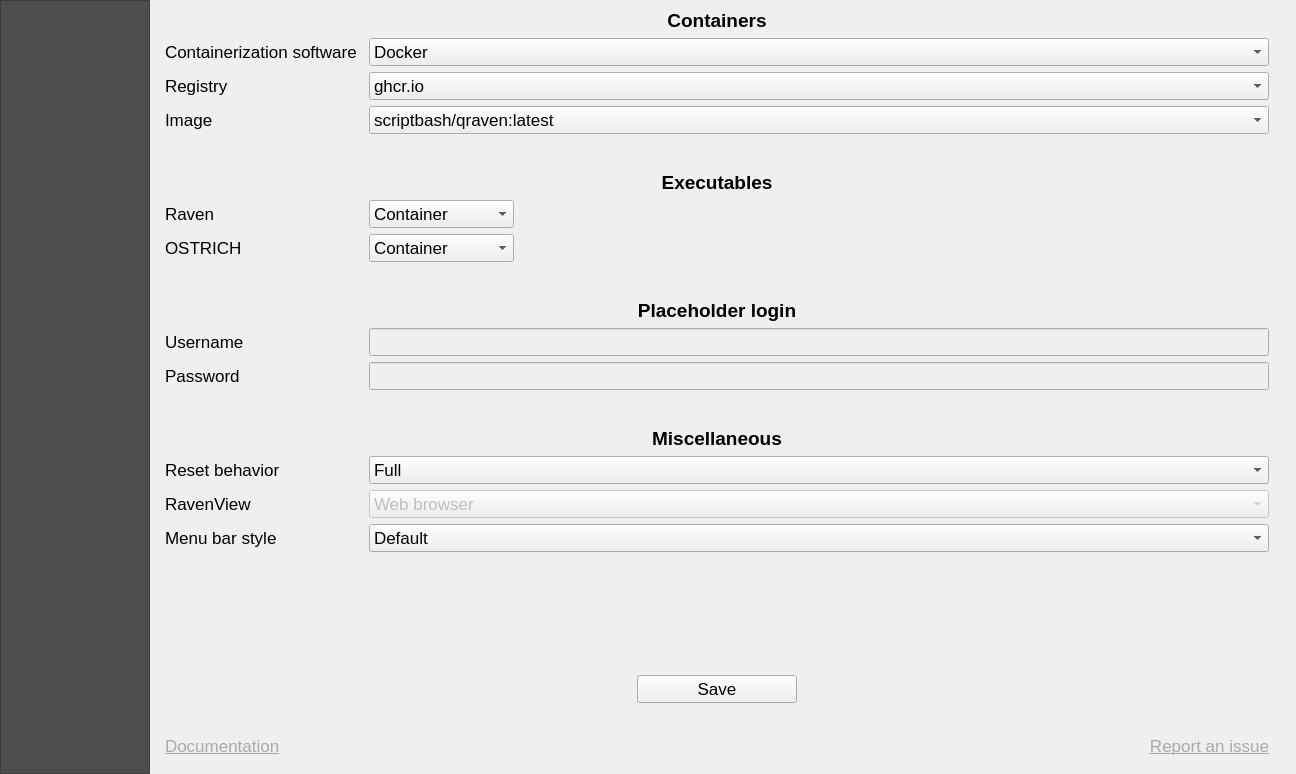
Old version of the form qraven/qraven_dialog_base.ui in the repository Scriptbash/QRaven.
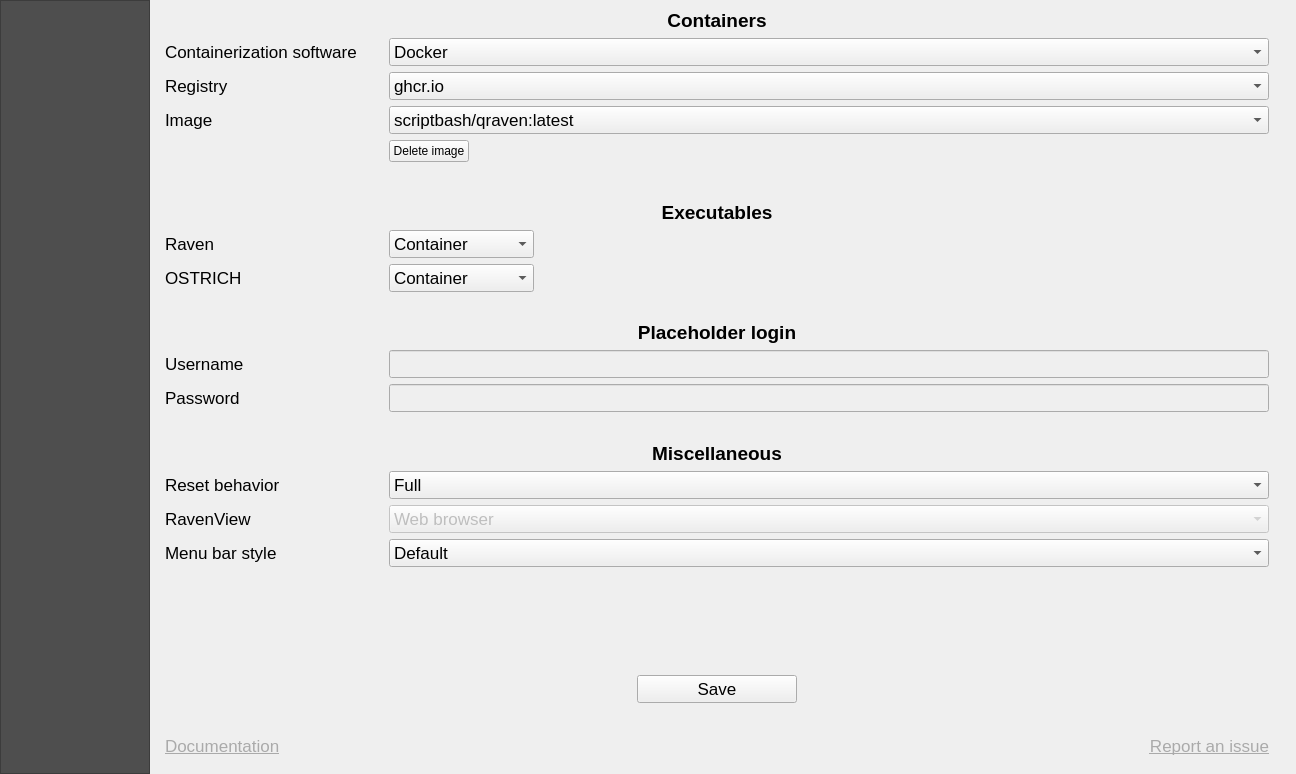
New version of the form. The open tabs and pages were chosen to show the change. Icons and pictures are not drawn. Custom widgets are drawn as their Qt base class.

Commit message: Move delete image button in settings

Patch:
```diff
--- a/qraven/qraven_dialog_base.ui
+++ b/qraven/qraven_dialog_base.ui
@@ -3919,19 +3919,6 @@
               </widget>
              </item>
              <item row="0" column="2">
-              <widget class="QPushButton" name="btn_dockerrm">
-               <property name="minimumSize">
-                <size>
-                 <width>180</width>
-                 <height>0</height>
-                </size>
-               </property>
-               <property name="text">
-                <string>Delete image</string>
-               </property>
-              </widget>
-             </item>
-             <item row="0" column="1">
               <spacer name="horizontalSpacer_7">
                <property name="orientation">
                 <enum>Qt::Horizontal</enum>
@@ -6432,47 +6419,89 @@
           <item row="0" column="0">
            <widget class="QWidget" name="widget_10" native="true">
             <layout class="QGridLayout" name="gridLayout_44">
-             <item row="19" column="0">
+             <item row="22" column="0">
               <widget class="QLabel" name="label_66">
                <property name="text">
                 <string>Menu bar style</string>
                </property>
               </widget>
              </item>
-             <item row="13" column="0">
-              <widget class="QLabel" name="label_217">
+             <item row="8" column="0" colspan="3">
+              <widget class="QLabel" name="label_115">
+               <property name="font">
+                <font>
+                 <pointsize>14</pointsize>
+                 <weight>75</weight>
+                 <bold>true</bold>
+                </font>
+               </property>
                <property name="text">
-                <string>Username</string>
+                <string>Executables</string>
                </property>
+               <property name="alignment">
+                <set>Qt::AlignCenter</set>
+               </property>
               </widget>
              </item>
-             <item row="4" column="0">
-              <spacer name="verticalSpacer_6">
-               <property name="orientation">
-                <enum>Qt::Vertical</enum>
+             <item row="17" column="0">
+              <widget class="QLabel" name="label_218">
+               <property name="text">
+                <string>Password</string>
                </property>
-               <property name="sizeHint" stdset="0">
-                <size>
-                 <width>20</width>
-                 <height>40</height>
-                </size>
+              </widget>
+             </item>
+             <item row="21" column="2">
+              <widget class="QComboBox" name="combo_rvnviewintegration">
+               <property name="enabled">
+                <bool>false</bool>
                </property>
-              </spacer>
+               <item>
+                <property name="text">
+                 <string>Web browser</string>
+                </property>
+               </item>
+               <item>
+                <property name="text">
+                 <string>Integrated</string>
+                </property>
+               </item>
+              </widget>
              </item>
-             <item row="22" column="2">
-              <spacer name="verticalSpacer_2">
-               <property name="orientation">
-                <enum>Qt::Vertical</enum>
+             <item row="20" column="0">
+              <widget class="QLabel" name="label_71">
+               <property name="text">
+                <string>Reset behavior</string>
                </property>
-               <property name="sizeHint" stdset="0">
-                <size>
-                 <width>20</width>
-                 <height>40</height>
-                </size>
+              </widget>
+             </item>
+             <item row="23" column="0" colspan="3">
+              <widget class="QLabel" name="lbl_restartrequired">
+               <property name="styleSheet">
+                <string notr="true">color : red;font-weight: bold;</string>
                </property>
-              </spacer>
+               <property name="text">
+                <string/>
+               </property>
+               <property name="alignment">
+                <set>Qt::AlignCenter</set>
+               </property>
+              </widget>
              </item>
-             <item row="6" column="2">
+             <item row="2" column="0">
+              <widget class="QLabel" name="label_111">
+               <property name="text">
+                <string>Registry</string>
+               </property>
+              </widget>
+             </item>
+             <item row="1" column="0">
+              <widget class="QLabel" name="label_216">
+               <property name="text">
+                <string>Containerization software</string>
+               </property>
+              </widget>
+             </item>
+             <item row="9" column="2">
               <widget class="QWidget" name="widget_7" native="true">
                <layout class="QGridLayout" name="gridLayout_25">
                 <property name="leftMargin">
@@ -6531,21 +6560,7 @@
                </layout>
               </widget>
              </item>
-             <item row="1" column="2">
-              <widget class="QComboBox" name="combo_container">
-               <item>
-                <property name="text">
-                 <string>Docker</string>
-                </property>
-               </item>
-               <item>
-                <property name="text">
-                 <string>Podman</string>
-                </property>
-               </item>
-              </widget>
-             </item>
-             <item row="25" column="2">
+             <item row="28" column="2">
               <spacer name="verticalSpacer_7">
                <property name="orientation">
                 <enum>Qt::Vertical</enum>
@@ -6558,76 +6573,38 @@
                </property>
               </spacer>
              </item>
+             <item row="16" column="2">
+              <widget class="QLineEdit" name="txt_casparusername">
+               <property name="enabled">
+                <bool>false</bool>
+               </property>
+              </widget>
+             </item>
+             <item row="22" column="2">
+              <widget class="QComboBox" name="combo_menubar">
+               <item>
+                <property name="text">
+                 <string>Default</string>
+                </property>
+               </item>
+               <item>
+                <property name="text">
+                 <string>Collapsed</string>
+                </property>
+               </item>
+              </widget>
+             </item>
              <item row="17" column="2">
-              <widget class="QComboBox" name="combo_resetmode">
-               <item>
-                <property name="text">
-                 <string>Full</string>
-                </property>
-               </item>
-               <item>
-                <property name="text">
-                 <string>Partial</string>
-                </property>
-               </item>
-              </widget>
-             </item>
-             <item row="20" column="0" colspan="3">
-              <widget class="QLabel" name="lbl_restartrequired">
-               <property name="styleSheet">
-                <string notr="true">color : red;font-weight: bold;</string>
+              <widget class="QLineEdit" name="txt_casparpassword">
+               <property name="enabled">
+                <bool>false</bool>
                </property>
-               <property name="text">
-                <string/>
+               <property name="echoMode">
+                <enum>QLineEdit::PasswordEchoOnEdit</enum>
                </property>
-               <property name="alignment">
-                <set>Qt::AlignCenter</set>
-               </property>
               </widget>
              </item>
-             <item row="3" column="0">
-              <widget class="QLabel" name="label_64">
-               <property name="text">
-                <string>Image</string>
-               </property>
-              </widget>
-             </item>
-             <item row="6" column="0">
-              <widget class="QLabel" name="label_113">
-               <property name="text">
-                <string>Raven</string>
-               </property>
-              </widget>
-             </item>
-             <item row="18" column="0">
-              <widget class="QLabel" name="label_112">
-               <property name="text">
-                <string>RavenView</string>
-               </property>
-              </widget>
-             </item>
-             <item row="7" column="0">
-              <widget class="QLabel" name="label_114">
-               <property name="text">
-                <string>OSTRICH</string>
-               </property>
-              </widget>
-             </item>
-             <item row="2" column="0">
-              <widget class="QLabel" name="label_111">
-               <property name="text">
-                <string>Registry</string>
-               </property>
-              </widget>
-             </item>
-             <item row="14" column="0">
-              <widget class="QLabel" name="label_218">
-               <property name="text">
-                <string>Password</string>
-               </property>
-              </widget>
-             </item>
-             <item row="11" column="0" colspan="3">
+             <item row="14" column="0" colspan="3">
               <widget class="QLabel" name="label_63">
                <property name="font">
                 <font>
@@ -6644,7 +6621,24 @@
                </property>
               </widget>
              </item>
-             <item row="15" column="0">
+             <item row="10" column="0">
+              <widget class="QLabel" name="label_114">
+               <property name="text">
+                <string>OSTRICH</string>
+               </property>
+              </widget>
+             </item>
+             <item row="26" column="0" colspan="3">
+              <widget class="QLabel" name="lbl_update">
+               <property name="text">
+                <string/>
+               </property>
+               <property name="alignment">
+                <set>Qt::AlignCenter</set>
+               </property>
+              </widget>
+             </item>
+             <item row="18" column="0">
               <spacer name="verticalSpacer_9">
                <property name="orientation">
                 <enum>Qt::Vertical</enum>
@@ -6657,11 +6651,45 @@
                </property>
               </spacer>
              </item>
-             <item row="1" column="0">
-              <widget class="QLabel" name="label_216">
-               <property name="text">
-                <string>Containerization software</string>
+             <item row="13" column="0">
+              <spacer name="verticalSpacer_8">
+               <property name="orientation">
+                <enum>Qt::Vertical</enum>
                </property>
+               <property name="sizeHint" stdset="0">
+                <size>
+                 <width>20</width>
+                 <height>40</height>
+                </size>
+               </property>
+              </spacer>
+             </item>
+             <item row="20" column="2">
+              <widget class="QComboBox" name="combo_resetmode">
+               <item>
+                <property name="text">
+                 <string>Full</string>
+                </property>
+               </item>
+               <item>
+                <property name="text">
+                 <string>Partial</string>
+                </property>
+               </item>
+              </widget>
+             </item>
+             <item row="2" column="2">
+              <widget class="QComboBox" name="combo_registry">
+               <item>
+                <property name="text">
+                 <string>ghcr.io</string>
+                </property>
+               </item>
+               <item>
+                <property name="text">
+                 <string>docker.io</string>
+                </property>
+               </item>
               </widget>
              </item>
              <item row="0" column="0" colspan="3">
@@ -6682,41 +6710,21 @@
                </property>
               </widget>
              </item>
-             <item row="19" column="2">
-              <widget class="QComboBox" name="combo_menubar">
-               <item>
-                <property name="text">
-                 <string>Default</string>
-                </property>
-               </item>
-               <item>
-                <property name="text">
-                 <string>Collapsed</string>
-                </property>
-               </item>
-              </widget>
-             </item>
-             <item row="23" column="0" colspan="3">
-              <widget class="QLabel" name="lbl_update">
+             <item row="9" column="0">
+              <widget class="QLabel" name="label_113">
                <property name="text">
-                <string/>
+                <string>Raven</string>
                </property>
-               <property name="alignment">
-                <set>Qt::AlignCenter</set>
-               </property>
               </widget>
              </item>
-             <item row="14" column="2">
-              <widget class="QLineEdit" name="txt_casparpassword">
-               <property name="enabled">
-                <bool>false</bool>
+             <item row="16" column="0">
+              <widget class="QLabel" name="label_217">
+               <property name="text">
+                <string>Username</string>
                </property>
-               <property name="echoMode">
-                <enum>QLineEdit::PasswordEchoOnEdit</enum>
-               </property>
               </widget>
              </item>
-             <item row="16" column="0" colspan="3">
+             <item row="19" column="0" colspan="3">
               <widget class="QLabel" name="label_65">
                <property name="font">
                 <font>
@@ -6733,23 +6741,6 @@
                </property>
               </widget>
              </item>
-             <item row="18" column="2">
-              <widget class="QComboBox" name="combo_rvnviewintegration">
-               <property name="enabled">
-                <bool>false</bool>
-               </property>
-               <item>
-                <property name="text">
-                 <string>Web browser</string>
-                </property>
-               </item>
-               <item>
-                <property name="text">
-                 <string>Integrated</string>
-                </property>
-               </item>
-              </widget>
-             </item>
              <item row="3" column="2">
               <widget class="QComboBox" name="combo_dockerimage">
                <item>
@@ -6764,21 +6755,41 @@
                </item>
               </widget>
              </item>
-             <item row="13" column="2">
-              <widget class="QLineEdit" name="txt_casparusername">
-               <property name="enabled">
-                <bool>false</bool>
-               </property>
-              </widget>
-             </item>
-             <item row="17" column="0">
-              <widget class="QLabel" name="label_71">
+             <item row="21" column="0">
+              <widget class="QLabel" name="label_112">
                <property name="text">
-                <string>Reset behavior</string>
+                <string>RavenView</string>
                </property>
               </widget>
              </item>
-             <item row="26" column="0" colspan="3">
+             <item row="1" column="2">
+              <widget class="QComboBox" name="combo_container">
+               <item>
+                <property name="text">
+                 <string>Docker</string>
+                </property>
+               </item>
+               <item>
+                <property name="text">
+                 <string>Podman</string>
+                </property>
+               </item>
+              </widget>
+             </item>
+             <item row="7" column="1">
+              <spacer name="verticalSpacer_6">
+               <property name="orientation">
+                <enum>Qt::Vertical</enum>
+               </property>
+               <property name="sizeHint" stdset="0">
+                <size>
+                 <width>20</width>
+                 <height>40</height>
+                </size>
+               </property>
+              </spacer>
+             </item>
+             <item row="29" column="0" colspan="3">
               <widget class="QWidget" name="widget_11" native="true">
                <layout class="QHBoxLayout" name="horizontalLayout">
                 <item>
@@ -6803,7 +6814,27 @@
                </layout>
               </widget>
              </item>
-             <item row="7" column="2">
+             <item row="25" column="2">
+              <spacer name="verticalSpacer_2">
+               <property name="orientation">
+                <enum>Qt::Vertical</enum>
+               </property>
+               <property name="sizeHint" stdset="0">
+                <size>
+                 <width>20</width>
+                 <height>40</height>
+                </size>
+               </property>
+              </spacer>
+             </item>
+             <item row="3" column="0">
+              <widget class="QLabel" name="label_64">
+               <property name="text">
+                <string>Image</string>
+               </property>
+              </widget>
+             </item>
+             <item row="10" column="2">
               <widget class="QWidget" name="widget_12" native="true">
                <layout class="QGridLayout" name="gridLayout_26">
                 <property name="leftMargin">
@@ -6857,50 +6888,44 @@
                </layout>
               </widget>
              </item>
-             <item row="2" column="2">
-              <widget class="QComboBox" name="combo_registry">
-               <item>
-                <property name="text">
-                 <string>ghcr.io</string>
+             <item row="4" column="2">
+              <widget class="QWidget" name="widget_14" native="true">
+               <layout class="QGridLayout" name="gridLayout_31">
+                <property name="leftMargin">
+                 <number>0</number>
                 </property>
-               </item>
-               <item>
-                <property name="text">
-                 <string>docker.io</string>
+                <property name="topMargin">
+                 <number>0</number>
                 </property>
-               </item>
+                <property name="rightMargin">
+                 <number>0</number>
+                </property>
+                <item row="0" column="0">
+                 <widget class="QPushButton" name="btn_dockerrm">
+                  <property name="styleSheet">
+                   <string notr="true">QPushButton::hover{background-color : rgb(186, 4, 4);}</string>
+                  </property>
+                  <property name="text">
+                   <string>Delete image</string>
+                  </property>
+                 </widget>
+                </item>
+                <item row="0" column="1">
+                 <spacer name="horizontalSpacer_25">
+                  <property name="orientation">
+                   <enum>Qt::Horizontal</enum>
+                  </property>
+                  <property name="sizeHint" stdset="0">
+                   <size>
+                    <width>40</width>
+                    <height>20</height>
+                   </size>
+                  </property>
+                 </spacer>
+                </item>
+               </layout>
               </widget>
              </item>
-             <item row="5" column="0" colspan="3">
-              <widget class="QLabel" name="label_115">
-               <property name="font">
-                <font>
-                 <pointsize>14</pointsize>
-                 <weight>75</weight>
-                 <bold>true</bold>
-                </font>
-               </property>
-               <property name="text">
-                <string>Executables</string>
-               </property>
-               <property name="alignment">
-                <set>Qt::AlignCenter</set>
-               </property>
-              </widget>
-             </item>
-             <item row="10" column="0">
-              <spacer name="verticalSpacer_8">
-               <property name="orientation">
-                <enum>Qt::Vertical</enum>
-               </property>
-               <property name="sizeHint" stdset="0">
-                <size>
-                 <width>20</width>
-                 <height>40</height>
-                </size>
-               </property>
-              </spacer>
-             </item>
             </layout>
            </widget>
           </item>
```
Left out of the diff: 317 changed lines with no effect on the pictures. The commit also changes 2 other files.
